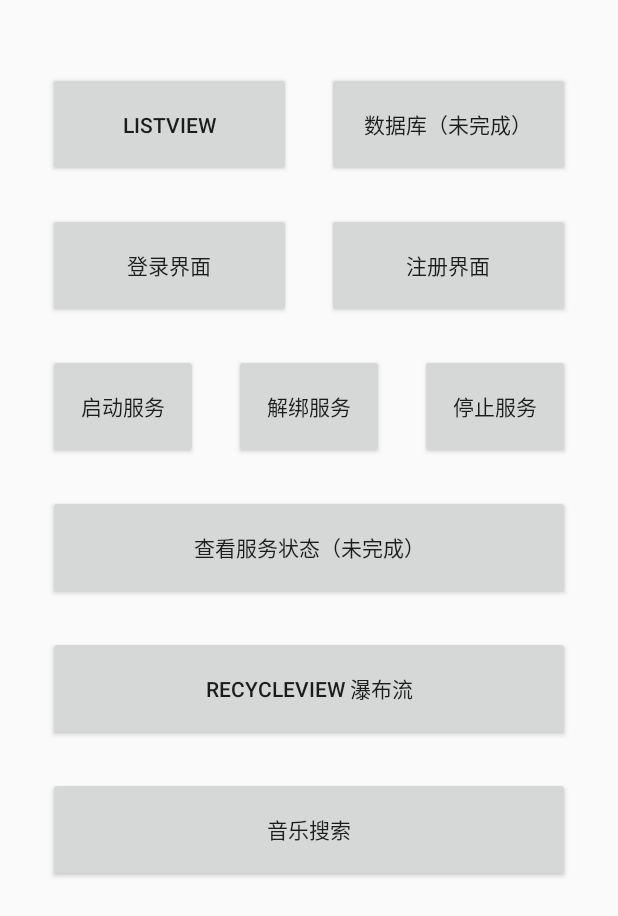
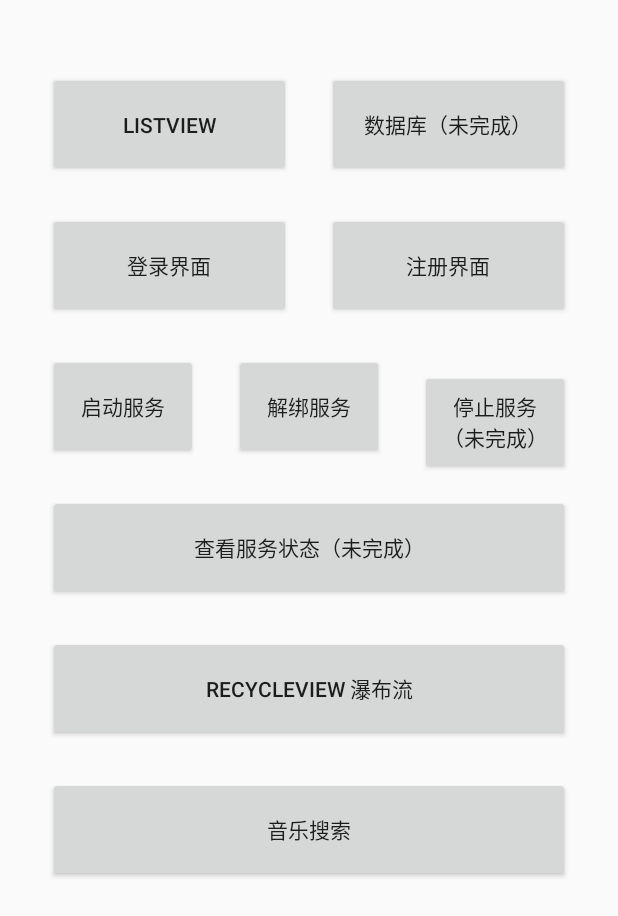
Before and after one commit to DiaoMengQ/AndroiDevUsingJava, an Android app: the screen it shows after launch (MainActivity), on a phone screen of 412 x 824 dp. Shown: the top 916 px of the screen. Run offline under Robolectric (Android 15) with nearby library versions, the light colour scheme and no system bars; our stand-ins replace ButterKnife; libraries missing offline, so code that uses them is left out: cat.ereza.customactivityoncrash, com.badoo.mobile; 2 statements that could not run were skipped.

Commit message:
修改 停止服务相关代码
Signed-off-by: DiaoMengQ <dmq1212@qq.com>

```diff
--- a/app/src/main/java/com/diomun/learn/javademo/base/BaseService.java
+++ b/app/src/main/java/com/diomun/learn/javademo/base/BaseService.java
@@ -31,7 +31,7 @@ public abstract class BaseService extends Service {
 
     @Override
     public int onStartCommand(Intent intent, int flags, int startId) {
-        Log.d(TAG, "onStartCommand: ");
+        Log.d(TAG, "onStartCommand: -------------------服务启动");
         return super.onStartCommand(intent, flags, startId);
     }
 
--- a/app/src/main/java/com/diomun/learn/javademo/ui/activity/MainActivity.java
+++ b/app/src/main/java/com/diomun/learn/javademo/ui/activity/MainActivity.java
@@ -15,6 +15,7 @@ import android.widget.Toast;
 
 import com.diomun.learn.javademo.R;
 import com.diomun.learn.javademo.base.BaseActivity;
+import com.diomun.learn.javademo.base.BaseService;
 import com.diomun.learn.javademo.service.BackService;
 
 import java.util.List;
@@ -131,10 +132,11 @@ public class MainActivity extends BaseActivity {
             case R.id.btn_stopBackService:
                 Toast.makeText(mContext, "停止服务", Toast.LENGTH_SHORT).show();
                 // 发送停止服务广播
-                Intent intent2stopServ = new Intent();
+                Intent intent2stopServ = new Intent(this, BackService.class);
                 intent2stopServ.setAction(getString(R.string.action_stopBackService));
                 intent2stopServ.putExtra("cmd", CMD_STOP_SERVICE);
                 sendBroadcast(intent2stopServ);
+                // stopService(intent2stopServ);
                 break;
             case R.id.btn_unBindBackService:
                 Toast.makeText(mContext, "解绑服务", Toast.LENGTH_SHORT).show();
--- a/app/src/main/res/layout/activity_main.xml
+++ b/app/src/main/res/layout/activity_main.xml
@@ -95,7 +95,7 @@
                     android:layout_height="@dimen/height4btn"
                     android:layout_margin="@dimen/margin_btn"
                     android:layout_weight="1"
-                    android:text="停止服务" />
+                    android:text="停止服务（未完成）" />
 
             </LinearLayout>
 
```
Also changed, not shown: app/src/main/java/com/diomun/learn/javademo/service/BackService.java (+4 -3 lines).
